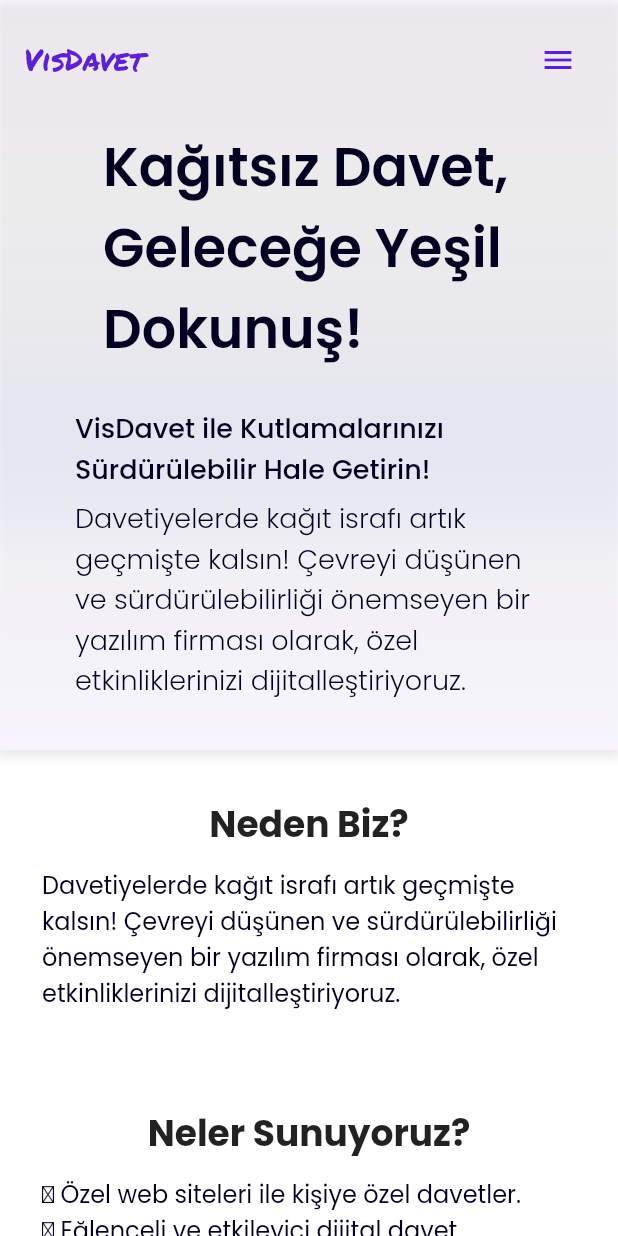
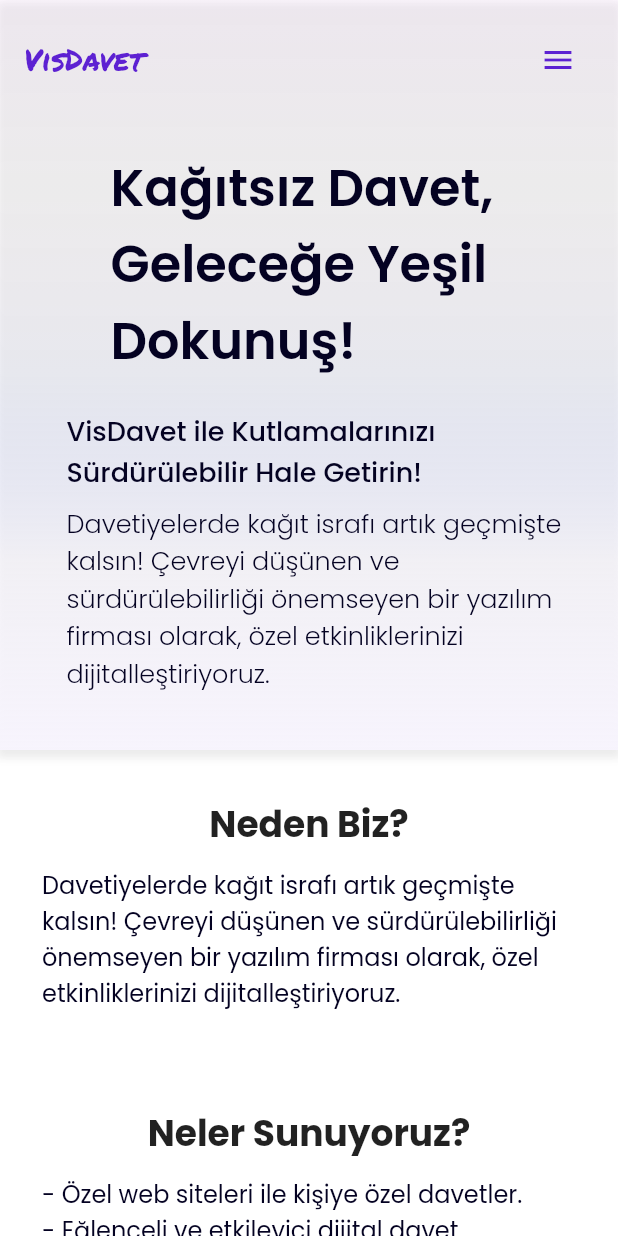
Before and after one commit to mordeve/bisdavet, a Flutter app: the screen it shows after launch, on a phone screen of 412 x 824 dp. Run offline on Flutter 3.47's test engine with Material 2 defaults, Android fonts, the phone set to English and light mode, and no system bars; our stand-ins replace get, google_fonts.

Commit message:
fix overflow bugs

```diff
--- a/lib/pages/home_page.dart
+++ b/lib/pages/home_page.dart
@@ -10,6 +10,9 @@ class HomePage extends StatelessWidget {
 
   @override
   Widget build(BuildContext context) {
+    final screenSize = MediaQuery.of(context).size;
+    final textFontSizeHeader2 = screenSize.width >= 400 ? 24.0 : 18.0;
+
     return Scaffold(
       backgroundColor: Colors.white70,
       drawer: const CustomDrawer(),
@@ -35,7 +38,7 @@ class HomePage extends StatelessWidget {
                       Text(
                         'Neden Biz?',
                         style: GoogleFonts.poppins(
-                          fontSize: 24,
+                          fontSize: textFontSizeHeader2,
                           fontWeight: FontWeight.bold,
                         ),
                       ),
@@ -65,7 +68,7 @@ class HomePage extends StatelessWidget {
                       Text(
                         'Neler Sunuyoruz?',
                         style: GoogleFonts.poppins(
-                          fontSize: 24,
+                          fontSize: textFontSizeHeader2,
                           fontWeight: FontWeight.bold,
                         ),
                       ),
@@ -73,8 +76,8 @@ class HomePage extends StatelessWidget {
                       Padding(
                         padding: const EdgeInsets.symmetric(horizontal: 16.0),
                         child: Column(
-                          mainAxisAlignment: MainAxisAlignment.start,
                           crossAxisAlignment: CrossAxisAlignment.start,
+                          mainAxisSize: MainAxisSize.max,
                           children: [
                             Text(
                               Constants.mainText5,
--- a/lib/utils/constants.dart
+++ b/lib/utils/constants.dart
@@ -13,9 +13,9 @@ class Constants {
       "Dijital davetiyelerimiz, doğal kaynakları korumanın yanı sıra etkinliklerinizi daha kolay ve özgün hale getiriyor.";
 
   static const String mainText5 =
-      "⏺ Özel web siteleri ile kişiye özel davetler.";
+      "- Özel web siteleri ile kişiye özel davetler.";
   static const String mainText6 =
-      "⏺ Eğlenceli ve etkileyici dijital davet tasarımları.";
+      "- Eğlenceli ve etkileyici dijital davet tasarımları.";
   static const String mainText7 =
-      "⏺ Anlık güncellemeler ve misafirlerinizle etkileşim sağlayan özellikler.";
+      "- Anlık güncellemeler ve misafirlerinizle etkileşim sağlayan özellikler.";
 }
--- a/lib/widgets/custom_app_bar.dart
+++ b/lib/widgets/custom_app_bar.dart
@@ -22,6 +22,8 @@ class _CustomAppBarState extends State<CustomAppBar> {
   @override
   Widget build(BuildContext context) {
     final screenSize = MediaQuery.of(context).size;
+    final textFontSizeHeader = screenSize.width >= 400 ? 34.0 : 26.0;
+    final textFontSizeMain = screenSize.width >= 400 ? 18.0 : 16.0;
     return Container(
       height: 500,
       decoration: BoxDecoration(
@@ -46,22 +48,26 @@ class _CustomAppBarState extends State<CustomAppBar> {
             child: Row(
               mainAxisAlignment: MainAxisAlignment.spaceBetween,
               children: [
-                Text(
-                  widget.title,
-                  style: GoogleFonts.permanentMarker(
-                    fontSize: 20.0,
-                    color: const Color(0xFF5d21d2),
+                SizedBox(
+                  width: 80,
+                  child: Text(
+                    widget.title,
+                    style: GoogleFonts.permanentMarker(
+                      fontSize: 20.0,
+                      color: const Color(0xFF5d21d2),
+                    ),
                   ),
                 ),
                 screenSize.width > Constants.maxScreenWidth
                     ? longToolBar()
                     : drawerToolBar(),
+                if (screenSize.width > 780) (const SizedBox(width: 80.0)),
               ],
             ),
           ),
           Padding(
-            padding:
-                const EdgeInsets.symmetric(horizontal: 50.0, vertical: 4.0),
+            padding: const EdgeInsets.only(
+                top: 20.0, left: 20, right: 10, bottom: 0.0),
             child: Row(
               mainAxisAlignment: MainAxisAlignment.center,
               crossAxisAlignment: CrossAxisAlignment.start,
@@ -70,11 +76,11 @@ class _CustomAppBarState extends State<CustomAppBar> {
                   width: MediaQuery.of(context).size.width / 1.5 > 500
                       ? 500
                       : MediaQuery.of(context).size.width / 1.5,
-                  height: 180,
+                  height: 170,
                   child: Text(
                     Constants.slogan,
                     style: GoogleFonts.poppins(
-                      fontSize: 36.0,
+                      fontSize: textFontSizeHeader,
                       color: const Color(0xFF040222),
                       fontWeight: FontWeight.w600,
                     ),
@@ -84,22 +90,21 @@ class _CustomAppBarState extends State<CustomAppBar> {
             ),
           ),
           Padding(
-            padding:
-                const EdgeInsets.symmetric(horizontal: 50.0, vertical: 4.0),
+            padding: const EdgeInsets.only(left: 20.0, top: 4.0, bottom: 8.0),
             child: Column(
               mainAxisAlignment: MainAxisAlignment.start,
               crossAxisAlignment: CrossAxisAlignment.start,
               children: [
                 SizedBox(
-                  width: MediaQuery.of(context).size.width / 1.2 > 500
+                  width: screenSize.width / 1.2 > 500
                       ? 500
-                      : MediaQuery.of(context).size.width / 1.2,
+                      : screenSize.width / 1.2,
                   height: 50,
                   child: Text(
                     Constants.mainText1,
                     textAlign: TextAlign.left,
                     style: GoogleFonts.poppins(
-                      fontSize: 18.0,
+                      fontSize: textFontSizeMain,
                       color: const Color(0xFF040222),
                       fontWeight: FontWeight.w500,
                     ),
@@ -107,17 +112,20 @@ class _CustomAppBarState extends State<CustomAppBar> {
                   ),
                 ),
                 Padding(
-                  padding: const EdgeInsets.only(top: 10.0),
+                  padding: const EdgeInsets.only(
+                    top: 12.0,
+                    bottom: 4.0,
+                  ),
                   child: SizedBox(
-                    width: MediaQuery.of(context).size.width / 1.2 > 500
+                    width: screenSize.width / 1.2 > 500
                         ? 500
-                        : MediaQuery.of(context).size.width / 1.2,
+                        : screenSize.width / 1.2,
                     height: 150,
                     child: Text(
                       Constants.mainText2,
                       textAlign: TextAlign.left,
                       style: GoogleFonts.poppins(
-                        fontSize: 18.0,
+                        fontSize: textFontSizeMain - 1,
                         color: const Color(0xFF040222),
                         fontWeight: FontWeight.w300,
                       ),
```
